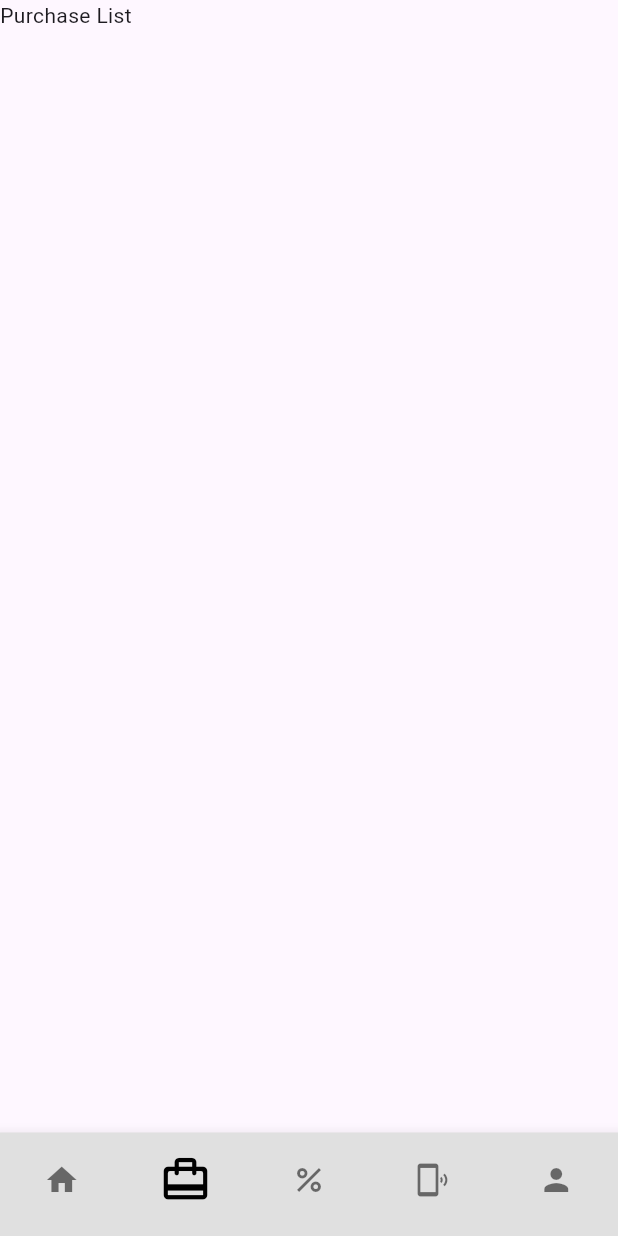
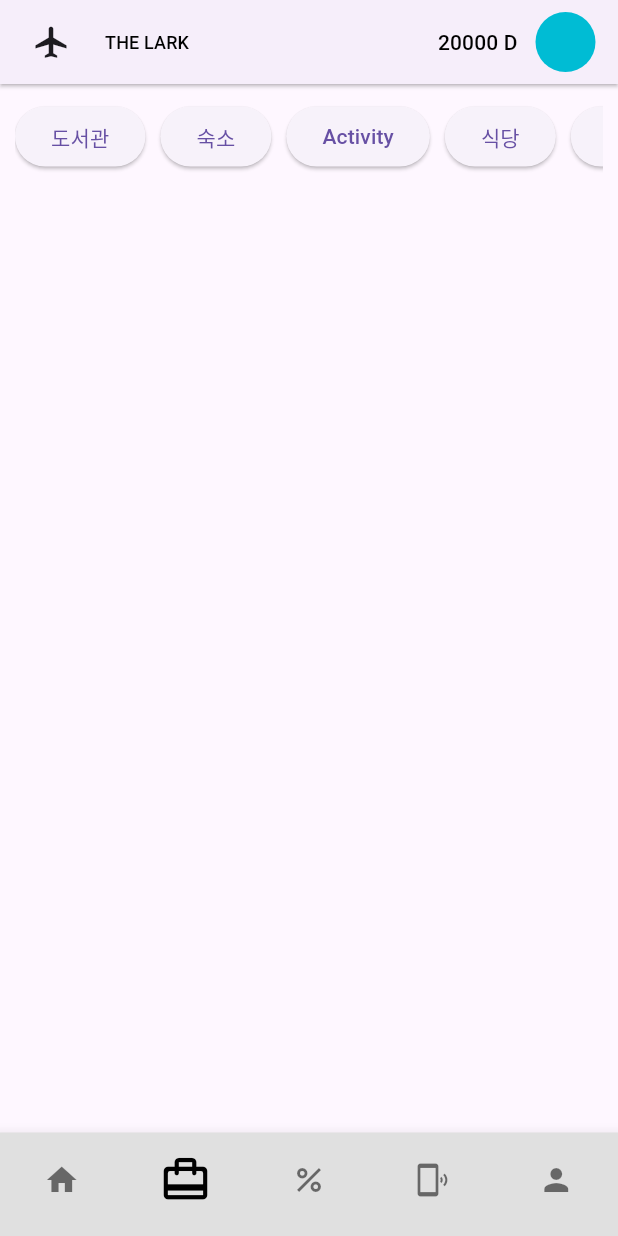
Before and after one commit to ecar1234/app_travl_lark, a Flutter app: the screen it shows after launch, item 2 of the bottom bar chosen, on a phone screen of 412 x 824 dp. Run offline on Flutter 3.47's test engine with Material 3 defaults, Android fonts, the phone set to English and light mode, and no system bars; our stand-ins replace gap; missing offline and left inert: dart:ffi.

Commit message:
start design purchase page

```diff
--- a/lib/main.dart
+++ b/lib/main.dart
@@ -46,15 +46,53 @@ class _AppMainState extends State<AppMain> {
   Widget build(BuildContext context) {
     return SafeArea(
         child: Scaffold(
+            appBar: AppBar(
+              leadingWidth: 150,
+              elevation: 1.0,
+              shadowColor: Colors.black,
+              leading: Padding(
+                padding: const EdgeInsets.only(left: 10.0),
+                child: Row(
+                  mainAxisSize: MainAxisSize.min,
+                  children: [
+                    IconButton(
+                      iconSize: 25.0,
+                      onPressed: () {},
+                      icon: const Icon(Icons.airplanemode_on),
+                    ),
+                    TextButton(
+                        onPressed: () {},
+                        child: const Text(
+                          "THE LARK",
+                          style: TextStyle(fontSize: 12.0, color: Colors.black),
+                        )),
+                  ],
+                ),
+              ),
+              actions: [
+                TextButton(
+                    onPressed: () {},
+                    child: const Text(
+                      "20000 D",
+                      style: TextStyle(color: Colors.black),
+                    )),
+                Container(
+                  margin: const EdgeInsets.only(right: 15.0),
+                  child: InkWell(
+                    onTap: () {},
+                    child: const CircleAvatar(
+                      backgroundColor: Colors.cyan,
+                    ),
+                  ),
+                )
+              ],
+            ),
             bottomNavigationBar: BottomNavigationBar(
               backgroundColor: Colors.grey[300],
               showSelectedLabels: false,
               showUnselectedLabels: false,
               type: BottomNavigationBarType.fixed,
-              selectedIconTheme: const IconThemeData(
-                size: 35.0,
-                color: Colors.black
-              ),
+              selectedIconTheme: const IconThemeData(size: 35.0, color: Colors.black),
               items: const [
                 BottomNavigationBarItem(icon: Icon(Icons.home), label: "home"),
                 BottomNavigationBarItem(icon: Icon(Icons.card_travel_rounded), label: "reservation"),
--- a/lib/presentation/pages/purchase_list.dart
+++ b/lib/presentation/pages/purchase_list.dart
@@ -1,12 +1,103 @@
+import 'dart:ffi';
+
 import 'package:flutter/material.dart';
+import 'package:gap/gap.dart';
 
-class PurchaseList extends StatelessWidget {
+class PurchaseList extends StatefulWidget {
   const PurchaseList({super.key});
 
   @override
+  State<PurchaseList> createState() => _PurchaseListState();
+}
+
+class _PurchaseListState extends State<PurchaseList> {
+
+  int _selectedIndex = 0;
+  final List<Widget> _pagesOption = [
+    _barPurtures(),
+    _acommondationPurtures(),
+    _activityPurtures(),
+    _restauantsPurtures(),
+    _piecePurtures()
+  ];
+
+
+  @override
   Widget build(BuildContext context) {
-    return const Scaffold(
-      body: Text("Purchase List"),
-    );
+    return Scaffold(
+        body: Padding(
+      padding: const EdgeInsets.all(10.0),
+      child: Column(
+        children: [
+          _buttonsContainer(MediaQuery.of(context).size),
+        ],
+      ),
+    ));
   }
 }
+
+
+Widget _buttonsContainer(Size size) {
+  return Column(
+    children: [
+      SizedBox(
+        height: 50,
+        child: SingleChildScrollView(
+          scrollDirection: Axis.horizontal,
+          child: SizedBox(
+            child: Row(
+              children: [
+                ElevatedButton(onPressed: (){}, child: const Text("도서관")),
+                const Gap(10.0),
+                ElevatedButton(onPressed: (){}, child: const Text("숙소")),
+                const Gap(10.0),
+                ElevatedButton(onPressed: (){}, child: const Text("Activity")),
+                const Gap(10.0),
+                ElevatedButton(onPressed: (){}, child: const Text("식당")),
+                const Gap(10.0),
+                ElevatedButton(onPressed: (){}, child: const Text("조각")),
+              ],
+            ),
+          ),
+        ),
+      ),
+      // _pagesOption.elementAt(_selectedIndex)
+    ],
+  );
+}
+
+Widget _barPurtures(){
+  return Container(
+    child: Center(
+      child: Text("도서 예약 정보가 없습니다."),
+    ),
+  );
+}
+Widget _acommondationPurtures(){
+  return Container(
+    child: Center(
+      child: Text("숙소 예약 정보가 없습니다."),
+    ),
+  );
+}
+Widget _activityPurtures(){
+  return Container(
+    child: Center(
+      child: Text("액티비티 예약 정보가 없습니다."),
+    ),
+  );
+}
+Widget _restauantsPurtures(){
+  return Container(
+    child: Center(
+      child: Text("식당예약 정보가 없습니다."),
+    ),
+  );
+}
+Widget _piecePurtures(){
+  return Container(
+    child: Center(
+      child: Text("조각 참여 정보가 없습니다."),
+    ),
+  );
+}
```
Also changed, not shown: lib/presentation/pages/home.dart (+35 -43 lines).
